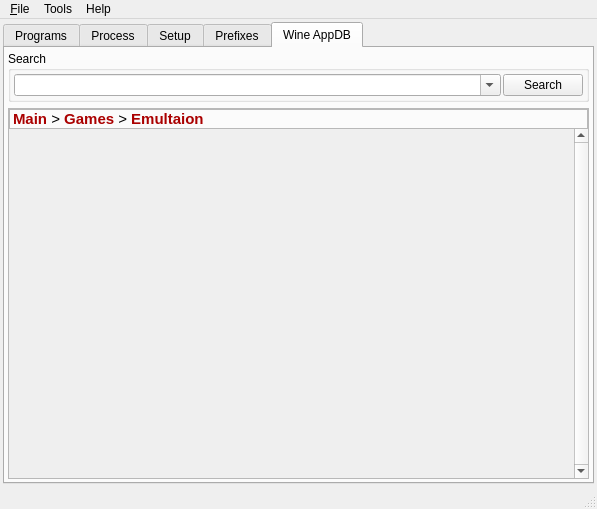
This is src/q4wine-gui/uis/MainWindow.ui in brezerk/q4wine as Qt 5 draws it before an edit. The edited form follows.
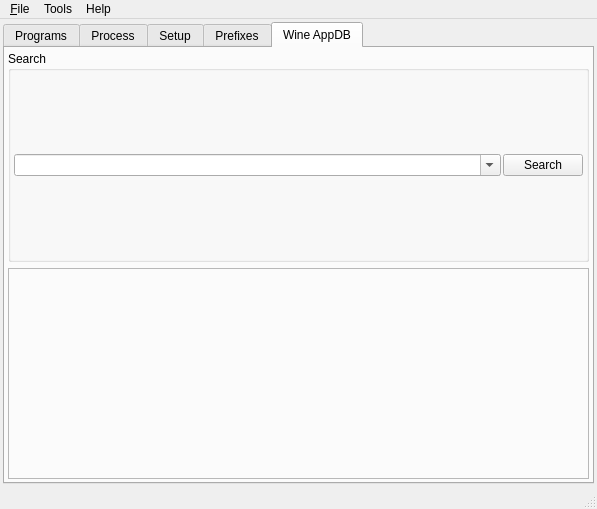
This is the edited form. The open tabs and pages were chosen to show the change. Icons and pictures are not drawn.

```diff
--- a/src/q4wine-gui/uis/MainWindow.ui
+++ b/src/q4wine-gui/uis/MainWindow.ui
@@ -499,52 +499,6 @@
            <property name="spacing">
             <number>0</number>
            </property>
-           <item row="1" column="0">
-            <widget class="QScrollArea" name="appdbScrollArea">
-             <property name="autoFillBackground">
-              <bool>true</bool>
-             </property>
-             <property name="frameShape">
-              <enum>QFrame::NoFrame</enum>
-             </property>
-             <property name="lineWidth">
-              <number>1</number>
-             </property>
-             <property name="verticalScrollBarPolicy">
-              <enum>Qt::ScrollBarAlwaysOn</enum>
-             </property>
-             <property name="horizontalScrollBarPolicy">
-              <enum>Qt::ScrollBarAlwaysOff</enum>
-             </property>
-             <property name="widgetResizable">
-              <bool>true</bool>
-             </property>
-             <widget class="QWidget" name="scrollAreaWidgetContents">
-              <property name="geometry">
-               <rect>
-                <x>0</x>
-                <y>0</y>
-                <width>550</width>
-                <height>318</height>
-               </rect>
-              </property>
-             </widget>
-            </widget>
-           </item>
-           <item row="0" column="0">
-            <widget class="QLabel" name="label_4">
-             <property name="frameShape">
-              <enum>QFrame::StyledPanel</enum>
-             </property>
-             <property name="text">
-              <string>&lt;!DOCTYPE HTML PUBLIC &quot;-//W3C//DTD HTML 4.0//EN&quot; &quot;http://www.w3.org/TR/REC-html40/strict.dtd&quot;&gt;
-&lt;html&gt;&lt;head&gt;&lt;meta name=&quot;qrichtext&quot; content=&quot;1&quot; /&gt;&lt;style type=&quot;text/css&quot;&gt;
-p, li { white-space: pre-wrap; }
-&lt;/style&gt;&lt;/head&gt;&lt;body style=&quot; font-family:'Verdana'; font-size:11pt; font-weight:400; font-style:normal;&quot;&gt;
-&lt;p style=&quot; margin-top:0px; margin-bottom:0px; margin-left:0px; margin-right:0px; -qt-block-indent:0; text-indent:0px;&quot;&gt;&lt;span style=&quot; font-weight:600; color:#aa0000;&quot;&gt;Main&lt;/span&gt; &amp;gt; &lt;span style=&quot; font-weight:600; color:#aa0000;&quot;&gt;Games&lt;/span&gt; &amp;gt; &lt;span style=&quot; font-weight:600; color:#aa0000;&quot;&gt;Emultaion&lt;/span&gt;&lt;/p&gt;&lt;/body&gt;&lt;/html&gt;</string>
-             </property>
-            </widget>
-           </item>
           </layout>
          </widget>
         </item>
```
Left out of the diff: 6 changed lines with no effect on the pictures.
